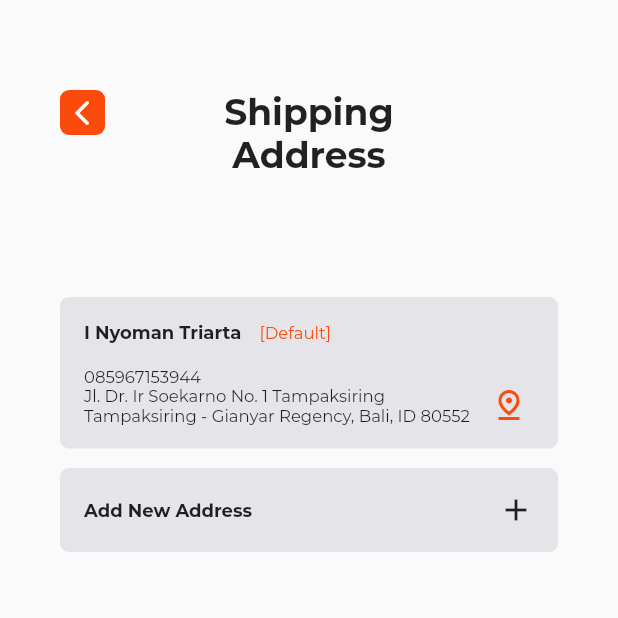
After one commit to triartainyoman/buyer-profile-app, a Flutter app: the ShippingAddressScreen screen opened by its route, on a phone screen of 412 x 824 dp, the top half of it. The commit adds this screen. Run offline on Flutter 3.47's test engine with Material 2 defaults, Android fonts, the phone set to English and light mode, and no system bars; our stand-ins replace bottom_navy_bar; network calls fail.

Commit message:
Complete Shipping Address

```diff
--- a/lib/main.dart
+++ b/lib/main.dart
@@ -8,6 +8,7 @@ import 'package:buyer_profile_app/screens/nav.dart';
 import 'package:buyer_profile_app/screens/notification_screen.dart';
 import 'package:buyer_profile_app/screens/profile_screen.dart';
 import 'package:buyer_profile_app/screens/search_screen.dart';
+import 'package:buyer_profile_app/screens/shipping_address_screen.dart';
 import 'package:buyer_profile_app/screens/sign_up_screen.dart';
 import 'package:buyer_profile_app/screens/change_profile_image_screen.dart';
 import 'package:flutter/material.dart';
@@ -36,6 +37,7 @@ class MyApp extends StatelessWidget {
         EditProfileScreen.id: (context) => EditProfileScreen(),
         NotificationScreen.id: (context) => NotificationScreen(),
         ChangeProfileImageScreen.id: (context) => ChangeProfileImageScreen(),
+        ShippingAddressScreen.id: (context) => ShippingAddressScreen(),
       },
     );
   }
--- a/lib/screens/change_profile_image_screen.dart
+++ b/lib/screens/change_profile_image_screen.dart
@@ -8,7 +8,8 @@ class ChangeProfileImageScreen extends StatefulWidget {
   static String id = "changeprofileimage_screen";
 
   @override
-  _ChangeProfileImageScreenState createState() => _ChangeProfileImageScreenState();
+  _ChangeProfileImageScreenState createState() =>
+      _ChangeProfileImageScreenState();
 }
 
 class _ChangeProfileImageScreenState extends State<ChangeProfileImageScreen> {
@@ -42,8 +43,7 @@ class _ChangeProfileImageScreenState extends State<ChangeProfileImageScreen> {
                               "Profile Image",
                               style: kMenuTextStyle,
                               textAlign: TextAlign.center,
-                              )
-                            )
+                            ))
                           ],
                         ),
                       ],
@@ -55,7 +55,9 @@ class _ChangeProfileImageScreenState extends State<ChangeProfileImageScreen> {
                     ),
                   ],
                 ),
-                SizedBox(height: 17.0,),
+                SizedBox(
+                  height: 17.0,
+                ),
                 Padding(
                   padding: const EdgeInsets.symmetric(horizontal: 24.0),
                   child: Column(
@@ -74,8 +76,7 @@ class _ChangeProfileImageScreenState extends State<ChangeProfileImageScreen> {
                   "Profile Image Link",
                   style: kLabelTextStyle,
                 ),
-
-                SizedBox(height:12.0),
+                SizedBox(height: 12.0),
                 Container(
                   height: 150.0,
                   decoration: BoxDecoration(
@@ -83,19 +84,26 @@ class _ChangeProfileImageScreenState extends State<ChangeProfileImageScreen> {
                     borderRadius: BorderRadius.circular(10.0),
                   ),
                   child: TextField(
+                    decoration: InputDecoration(
+                      contentPadding: EdgeInsets.all(20.0),
+                      border: InputBorder.none,
+                    ),
                     maxLines: 8,
                     style: kInputTextStyle,
                   ),
                 ),
-
-                SizedBox(height:60.0),
+                SizedBox(height: 60.0),
                 CustomButton(
                   text: "Change Profile Image",
                   onTap: () {
                     Navigator.pop(context);
-                        }
+                  },
                 ),
               ],
-    )))));
+            ),
+          ),
+        ),
+      ),
+    );
   }
 }
--- a/lib/screens/profile_screen.dart
+++ b/lib/screens/profile_screen.dart
@@ -2,6 +2,7 @@ import 'package:buyer_profile_app/screens/change_password_screen.dart';
 import 'package:buyer_profile_app/screens/change_profile_image_screen.dart';
 import 'package:buyer_profile_app/screens/login_screen.dart';
 import 'package:buyer_profile_app/screens/edit_profile_screen.dart';
+import 'package:buyer_profile_app/screens/shipping_address_screen.dart';
 import 'package:buyer_profile_app/widgets/custom_button.dart';
 import 'package:buyer_profile_app/widgets/custom_list_tile.dart';
 import 'package:buyer_profile_app/widgets/profile_widget.dart';
@@ -77,7 +78,9 @@ class _ProfileScreenState extends State<ProfileScreen> {
                 CustomListTile(
                   image: 'assets/icons/icon_address.png',
                   text: "Shipping Address",
-                  onTap: () {},
+                  onTap: () {
+                    Navigator.pushNamed(context, ShippingAddressScreen.id);
+                  },
                 ),
                 SizedBox(height: 27.0),
                 CustomListTile(
--- /dev/null
+++ b/lib/screens/shipping_address_screen.dart
@@ -0,0 +1,132 @@
+import 'package:flutter/material.dart';
+import 'package:buyer_profile_app/constants.dart';
+import 'package:buyer_profile_app/widgets/custom_button.dart';
+import 'package:buyer_profile_app/widgets/reusable_back_button.dart';
+
+class ShippingAddressScreen extends StatefulWidget {
+  static String id = 'shipping_address_screen';
+
+  @override
+  _ShippingAddressScreenState createState() => _ShippingAddressScreenState();
+}
+
+class _ShippingAddressScreenState extends State<ShippingAddressScreen> {
+  @override
+  Widget build(BuildContext context) {
+    return Scaffold(
+      body: SafeArea(
+        child: SingleChildScrollView(
+          child: Padding(
+            padding: const EdgeInsets.symmetric(horizontal: 40.0),
+            child: Column(
+              crossAxisAlignment: CrossAxisAlignment.start,
+              children: [
+                SizedBox(height: 60.0),
+                Stack(
+                  children: [
+                    Column(
+                      crossAxisAlignment: CrossAxisAlignment.stretch,
+                      children: [
+                        Column(
+                          children: [
+                            Container(
+                              child: Text(
+                                "Shipping\nAddress",
+                                style: kMenuTextStyle,
+                                textAlign: TextAlign.center,
+                              ),
+                            ),
+                          ],
+                        ),
+                      ],
+                    ),
+                    ReusableBackButton(
+                      onTap: () {
+                        Navigator.pop(context);
+                      },
+                    ),
+                  ],
+                ),
+                SizedBox(height: 80.0),
+                Container(
+                  decoration: BoxDecoration(
+                    color: kSecondaryColor,
+                    borderRadius: BorderRadius.circular(6.0),
+                  ),
+                  child: Padding(
+                    padding: const EdgeInsets.all(16.0),
+                    child: Column(
+                      crossAxisAlignment: CrossAxisAlignment.stretch,
+                      children: [
+                        Row(
+                          children: [
+                            Text(
+                              "I Nyoman Triarta",
+                              style: kCardTextStyle,
+                            ),
+                            SizedBox(width: 12.0),
+                            Text(
+                              "[Default]",
+                              style: kCardLabelTextStyle.copyWith(
+                                color: kMainColor,
+                              ),
+                            )
+                          ],
+                        ),
+                        SizedBox(height: 15.0),
+                        Text(
+                          "085967153944",
+                          style: kCardLabelTextStyle,
+                        ),
+                        Row(
+                          children: [
+                            Expanded(
+                              flex: 8,
+                              child: Text(
+                                "Jl. Dr. Ir Soekarno No. 1 Tampaksiring\nTampaksiring - Gianyar Regency, Bali, ID 80552",
+                                style: kCardLabelTextStyle,
+                              ),
+                            ),
+                            Expanded(
+                              child: Icon(
+                                Icons.pin_drop_outlined,
+                                color: kMainColor,
+                              ),
+                            ),
+                          ],
+                        ),
+                      ],
+                    ),
+                  ),
+                ),
+                SizedBox(height: 13.0),
+                Container(
+                  decoration: BoxDecoration(
+                    color: kSecondaryColor,
+                    borderRadius: BorderRadius.circular(6.0),
+                  ),
+                  child: Padding(
+                    padding: const EdgeInsets.all(16.0),
+                    child: Row(
+                      mainAxisAlignment: MainAxisAlignment.spaceBetween,
+                      children: [
+                        Text(
+                          "Add New Address",
+                          style: kCardTextStyle,
+                        ),
+                        Icon(
+                          Icons.add,
+                          size: 24.0,
+                        ),
+                      ],
+                    ),
+                  ),
+                ),
+              ],
+            ),
+          ),
+        ),
+      ),
+    );
+  }
+}
```
Also changed, not shown: pubspec.lock. Lines whose indentation alone changed are shown as unchanged.
